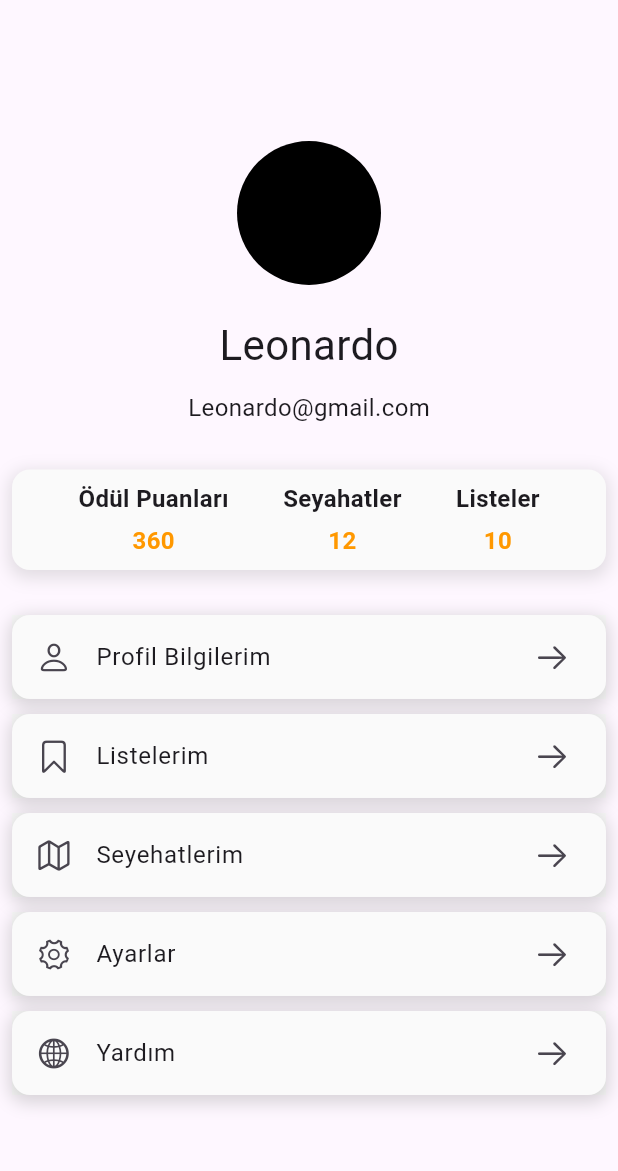
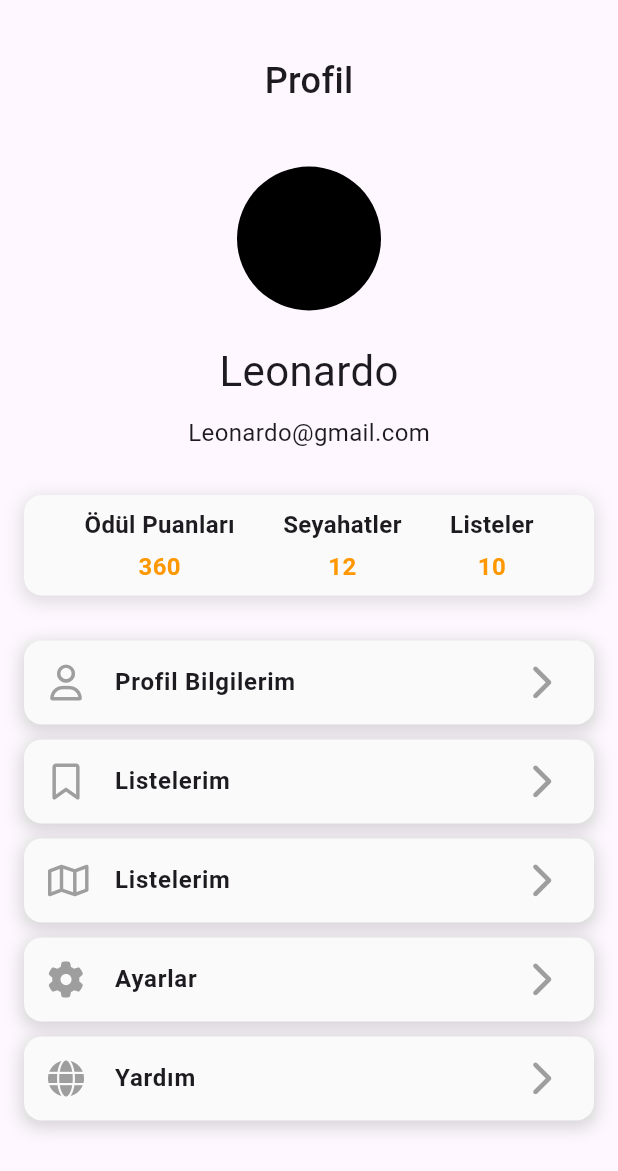
Before and after one commit to oua-fluttter-8/oua_flutter_eight, a Flutter app: the ProfilePage screen opened directly, on a phone screen of 412 x 824 dp. Shown: the top 1171 px of the screen. Run offline on Flutter 3.47's test engine with Material 3 defaults, Android fonts, the phone set to English and light mode, and no system bars; our stand-ins replace cloud_firestore, firebase_auth, firebase_core, flutter_bloc, fluttertoast, font_awesome_flutter; accounts and stored records are empty.

Commit message:
profile page

```diff
--- a/lib/presentation/screens/profile/profile_page.dart
+++ b/lib/presentation/screens/profile/profile_page.dart
@@ -1,6 +1,8 @@
 import 'package:flutter/cupertino.dart';
 import 'package:flutter/gestures.dart';
 import 'package:flutter/material.dart';
+import 'package:font_awesome_flutter/font_awesome_flutter.dart';
+import 'package:oua_flutter_eight/presentation/widgets/profile/profile_item_widget.dart';
 class ProfilePage extends StatefulWidget {
   const ProfilePage({super.key});
 
@@ -13,12 +15,21 @@ class _ProfilePageState extends State<ProfilePage> {
   Widget build(BuildContext context) {
     return Scaffold(
       body: SafeArea(
+        child: Padding(
+          padding: const EdgeInsets.all(8.0),
           child: Center(
             child: Padding(
               padding: const EdgeInsets.all(8.0),
               child: Column(
                 mainAxisAlignment: MainAxisAlignment.center,
                 children: [
+                  const Text("Profil",
+                    style: TextStyle(
+                      fontSize: 24,
+                      fontWeight: FontWeight.w500,
+                    ),
+                  ),
+                  const SizedBox(height: 40),
                   const CircleAvatar(
                     radius: 48,
                     backgroundColor: Colors.black,
@@ -115,48 +126,22 @@ class _ProfilePageState extends State<ProfilePage> {
                   ),
 
                   const SizedBox(height: 30),
-
-                itemProfile("Profil Bilgilerim", CupertinoIcons.person),
+                  const Items(title: " Profil Bilgilerim", iconData: FontAwesomeIcons.user),
                   const SizedBox(height: 10),
-                itemProfile("Listelerim", CupertinoIcons.bookmark),
+                  const Items(title: " Listelerim", iconData: FontAwesomeIcons.bookmark),
                   const SizedBox(height: 10),
-                itemProfile("Seyehatlerim ", CupertinoIcons.map),
+                  const Items(title: " Listelerim", iconData: FontAwesomeIcons.map),
                   const SizedBox(height: 10),
-                itemProfile("Ayarlar", CupertinoIcons.gear),
+                  const Items(title: " Ayarlar", iconData: FontAwesomeIcons.cog),
                   const SizedBox(height: 10),
-                itemProfile("Yardım", CupertinoIcons.globe),
+                  const Items(title: " Yardım", iconData: FontAwesomeIcons.globe),
+                  const SizedBox(height: 40),
                 ],
-
+              ),
             ),
           ),
         ),
       ),
     );
   }
-
-
-  itemProfile(String title, IconData iconData) {
-    return Container(
-      decoration: BoxDecoration(
-        color: Colors.grey.shade50,
-        borderRadius: BorderRadius.circular(12),
-        boxShadow: [
-          BoxShadow(
-            color: Colors.grey.withOpacity(0.4), // Açık gri gölge
-            spreadRadius: 2,
-            blurRadius: 9,
-            offset:
-            const Offset(0, 3), // Gölgenin yönü ve uzaklığı
-          ),
-        ],
-      ),
-      child: ListTile(
-        title: Text(title),
-        leading: Icon(iconData),
-        trailing: Icon(CupertinoIcons.arrow_right),
-        tileColor: Colors.grey.shade50,
-      ),
-    );
 }
-
-}
--- /dev/null
+++ b/lib/presentation/widgets/profile/profile_item_widget.dart
@@ -0,0 +1,39 @@
+import 'package:flutter/material.dart';
+import 'package:font_awesome_flutter/font_awesome_flutter.dart';
+
+class Items extends StatelessWidget {
+  final String title;
+  final IconData iconData;
+  const Items({
+    super.key, required this.title, required this.iconData,
+  });
+
+  @override
+  Widget build(BuildContext context) {
+    return Container( decoration: BoxDecoration(
+      color: Colors.grey.shade50,
+      borderRadius: BorderRadius.circular(12),
+      boxShadow: [
+        BoxShadow(
+          color: Colors.grey.withOpacity(0.4), // Açık gri gölge
+          spreadRadius: 2,
+          blurRadius: 9,
+          offset:
+          const Offset(0, 3), // Gölgenin yönü ve uzaklığı
+        ),
+      ],
+    ),
+      child: ListTile(
+        title: Text(
+          title,
+          style: const TextStyle(
+            fontWeight: FontWeight.bold,
+            fontSize: 16,
+          ),
+        ),
+        leading: Icon(iconData ,size: 24,color: Colors.grey,),
+        trailing: const Icon(FontAwesomeIcons.chevronRight,color: Colors.grey,),
+        tileColor: Colors.grey.shade50,
+      ),);
+  }
+}
```
Also changed, not shown: 1 other file. Lines whose indentation alone changed are shown as unchanged.
